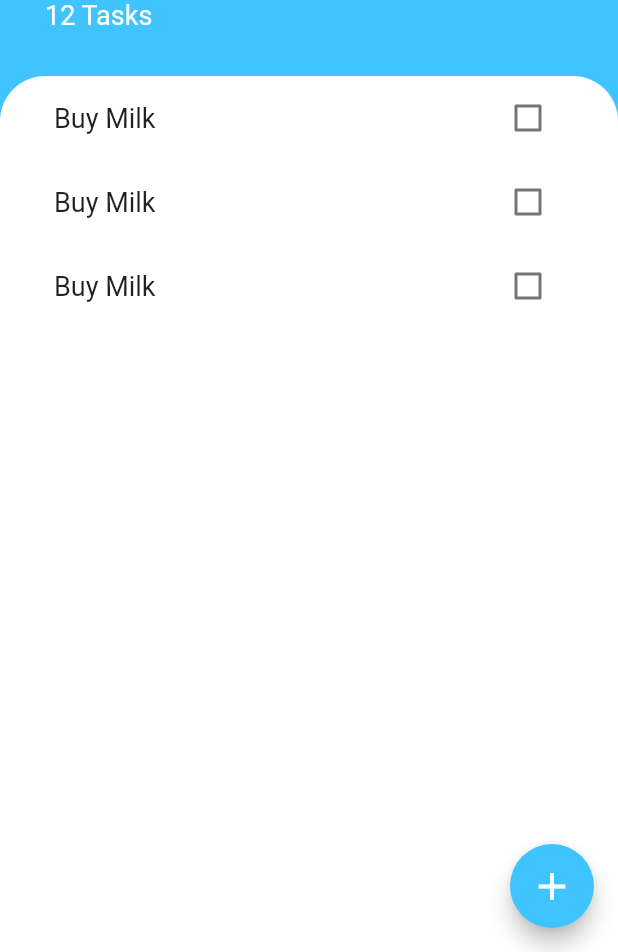
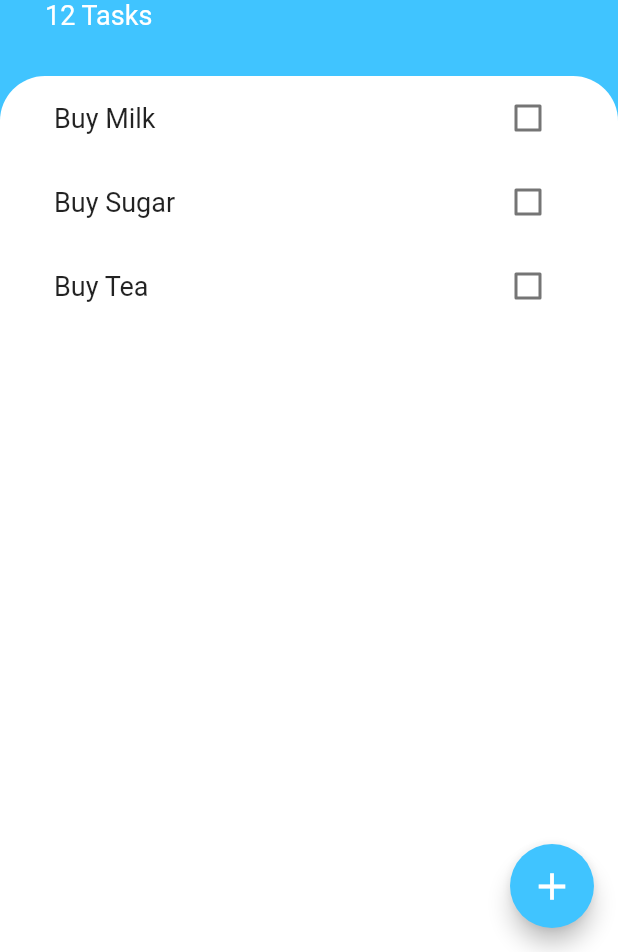
Before and after one commit to ankanSikdar/flutter-todoey, a Flutter app: the screen it shows after launch, on a phone screen of 412 x 824 dp, the part 284-1236 px from its top. Run offline on Flutter 3.47's test engine with Material 2 defaults, Android fonts, the phone set to English and light mode, and no system bars.

Commit message:
Lifted Up the State and Converted to ListView builder.

```diff
--- /dev/null
+++ b/lib/models/task.dart
@@ -0,0 +1,10 @@
+class Task {
+  final String name;
+  bool isDone;
+
+  Task({this.name, this.isDone = false});
+
+  void toggleDone() {
+    isDone = !isDone;
+  }
+}
--- a/lib/widgets/task_list.dart
+++ b/lib/widgets/task_list.dart
@@ -1,20 +1,35 @@
 import 'package:flutter/material.dart';
 
 import 'package:todoey/widgets/task_tile.dart';
+import 'package:todoey/models/task.dart';
 
-class TaskList extends StatelessWidget {
-  const TaskList({
-    Key key,
-  }) : super(key: key);
+class TaskList extends StatefulWidget {
+  @override
+  _TaskListState createState() => _TaskListState();
+}
+
+class _TaskListState extends State<TaskList> {
+  List<Task> tasks = [
+    Task(name: 'Buy Milk'),
+    Task(name: 'Buy Sugar'),
+    Task(name: 'Buy Tea'),
+  ];
 
   @override
   Widget build(BuildContext context) {
-    return ListView(
-      children: [
-        TaskTile(),
-        TaskTile(),
-        TaskTile(),
-      ],
+    return ListView.builder(
+      itemBuilder: (context, index) {
+        return TaskTile(
+          taskTitle: tasks[index].name,
+          isChecked: tasks[index].isDone,
+          checkBoxCallBack: (checkBoxState) {
+            setState(() {
+              tasks[index].toggleDone();
+            });
+          },
+        );
+      },
+      itemCount: tasks.length,
     );
   }
 }
--- a/lib/widgets/task_tile.dart
+++ b/lib/widgets/task_tile.dart
@@ -1,47 +1,27 @@
 import 'package:flutter/material.dart';
 
-class TaskTile extends StatefulWidget {
-  @override
-  _TaskTileState createState() => _TaskTileState();
-}
+class TaskTile extends StatelessWidget {
+  TaskTile({this.taskTitle, this.isChecked, this.checkBoxCallBack});
 
-class _TaskTileState extends State<TaskTile> {
-  bool isChecked = false;
+  final bool isChecked;
+  final String taskTitle;
+  final Function checkBoxCallBack;
 
   @override
   Widget build(BuildContext context) {
     return ListTile(
       title: Text(
-        'Buy Milk',
+        taskTitle,
         style: TextStyle(
           fontSize: 18.0,
           decoration: isChecked ? TextDecoration.lineThrough : null,
         ),
       ),
-      trailing: TaskCheckBox(
-        checkBoxState: isChecked,
-        onPressed: (bool changedState) {
-          setState(() {
-            isChecked = changedState;
-          });
-        },
+      trailing: Checkbox(
+        value: isChecked,
+        onChanged: checkBoxCallBack,
+        activeColor: Colors.lightBlueAccent,
       ),
     );
   }
 }
-
-class TaskCheckBox extends StatelessWidget {
-  TaskCheckBox({this.checkBoxState, this.onPressed});
-
-  final bool checkBoxState;
-  final Function onPressed;
-
-  @override
-  Widget build(BuildContext context) {
-    return Checkbox(
-      value: checkBoxState,
-      onChanged: onPressed,
-      activeColor: Colors.lightBlueAccent,
-    );
-  }
-}
```
